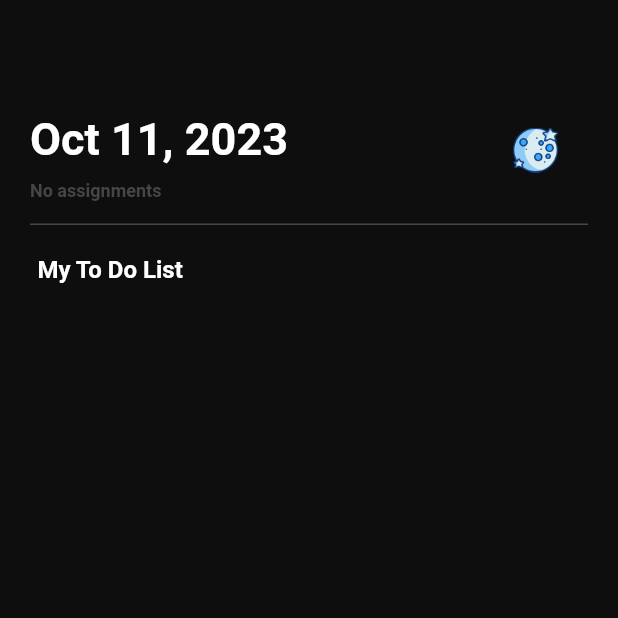
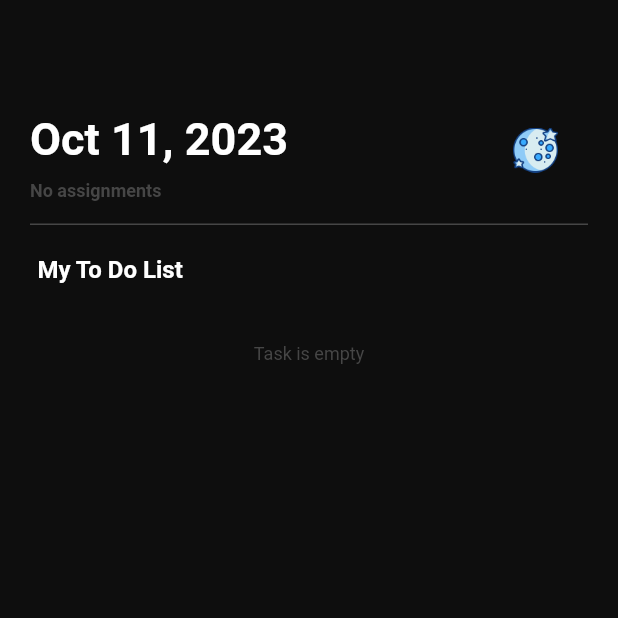
Before and after one commit to zakoraa/to-do-app, a Flutter app: the screen it shows after launch, on a phone screen of 412 x 824 dp, the top half of it. Run offline on Flutter 3.47's test engine with Material 2 defaults, Android fonts, the phone set to English and light mode, and no system bars; our stand-ins replace bloc, equatable, flutter_bloc, hydrated_bloc.

Commit message:
style: update home page view

```diff
--- a/lib/module/home/view/home_view.dart
+++ b/lib/module/home/view/home_view.dart
@@ -3,6 +3,7 @@ import 'package:flutter_bloc/flutter_bloc.dart';
 import 'package:todoapp/module/home/businessLogic/bloc/to_do_bloc.dart';
 import 'package:todoapp/module/home/widgets/app_bar_home.dart';
 import 'package:todoapp/module/home/widgets/incomplete.dart';
+import 'package:todoapp/shared/themes/color.dart';
 import '../widgets/floating_button_widget.dart';
 
 class HomeView extends StatelessWidget {
@@ -38,12 +39,25 @@ class HomeView extends StatelessWidget {
                         const SizedBox(
                           height: 10.0,
                         ),
-                        Column(
+                        state.toDoList.isEmpty
+                            ? Container(
+                                margin: const EdgeInsets.only(top: 30),
+                                width: MediaQuery.of(context).size.width,
+                                child: const Center(
+                                  child: Text(
+                                    "Task is empty",
+                                    style: TextStyle(
+                                        color: CustomColor.secondaryTextColor),
+                                  ),
+                                ),
+                              )
+                            : Column(
                                 children: List.generate(
                                   state.toDoList.length,
                                   (index) {
                                     final reversedIndex =
                                         (state.toDoList.length - 1) - index;
+
                                     return Incomplete(
                                       toDo: state.toDoList[reversedIndex],
                                     );
```
Lines whose indentation alone changed are shown as unchanged.
